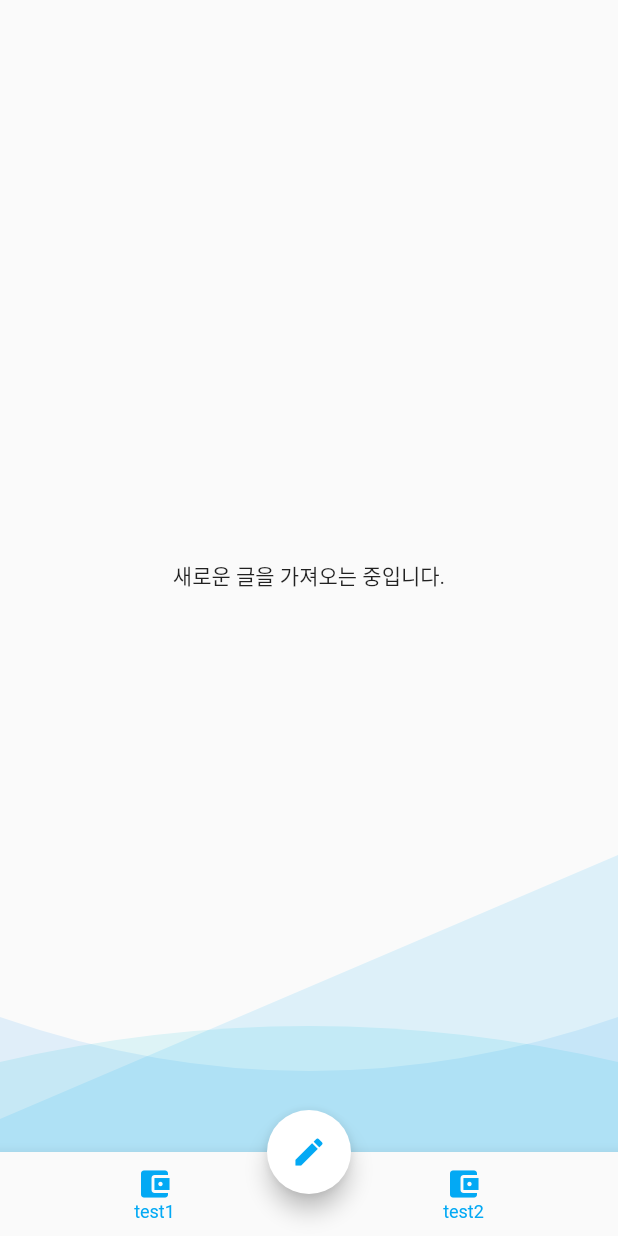
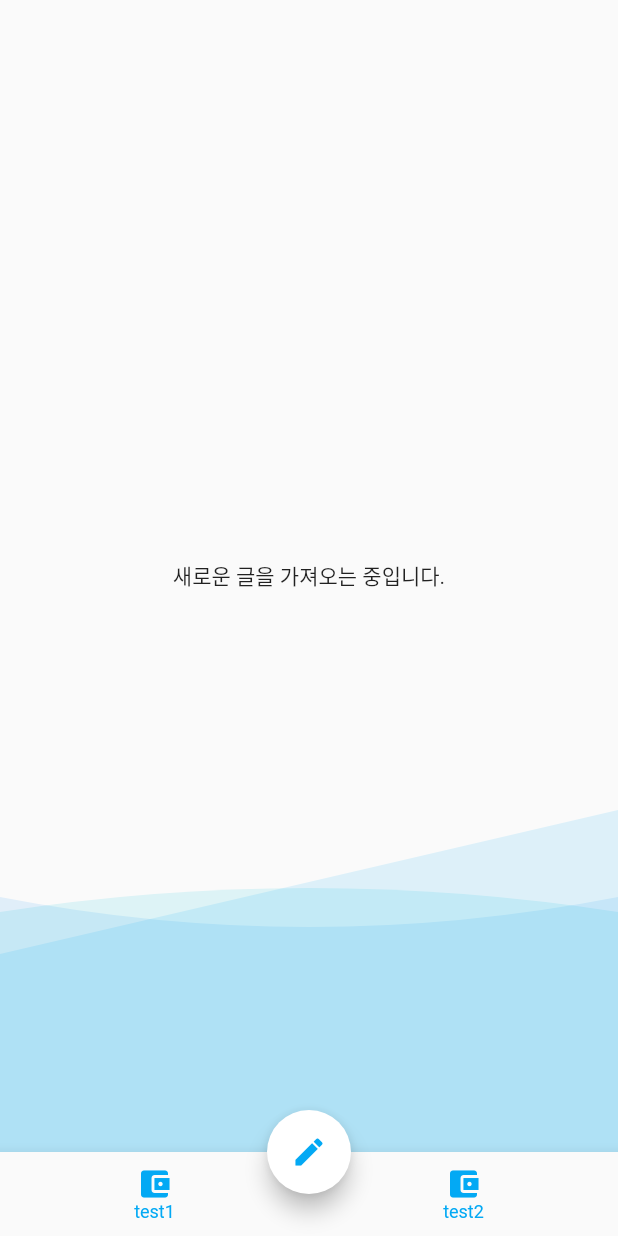
Before and after one commit to HwangSB/SimHae, a Flutter app: the screen it shows after launch, on a phone screen of 412 x 824 dp. Run offline on Flutter 3.47's test engine with Material 2 defaults, Android fonts, the phone set to English and light mode, and no system bars; our stand-ins replace simple_animations.

Commit message:
Update MainPage

```diff
--- a/lib/main.dart
+++ b/lib/main.dart
@@ -1,6 +1,5 @@
-import 'dart:math';
 import 'package:flutter/material.dart';
-import 'animated_wave.dart';
+import 'main_page.dart';
 
 void main() => runApp(MyApp());
 
@@ -8,123 +7,11 @@ class MyApp extends StatelessWidget {
   @override
   Widget build(BuildContext context) {
     return MaterialApp(
-      title: 'Flutter Demo',
+      title: 'Solution Challenge',
       theme: ThemeData(
         brightness: Brightness.light,
       ),
-      home: FancyBackgroundApp(),
+      home: MainPage(),
     );
   }
 }
-
-class FancyBackgroundApp extends StatelessWidget {
-  final List<Widget> pages = [
-    Center(
-      child: Text(
-        '"우리 딸아이가 떠나간지 5년째"',
-      ),
-    ),
-    Center(
-      child: Text(
-        '"돌아가신 엄마가 너무 보고싶어요"',
-      ),
-    ),
-  ];
-
-  @override
-  Widget build(BuildContext context) {
-    return Scaffold(
-      body: SafeArea(
-        child: Stack(
-          children: <Widget>[
-            Positioned.fill(
-              child: Test(),
-            ),
-            onBottom(AnimatedWave(
-              color: Colors.blue.withAlpha(30),
-              strength: 180,
-              speed: 1.0,
-            )),
-            onBottom(AnimatedWave(
-              color: Colors.cyan.withAlpha(30),
-              strength: 120,
-              speed: 0.9,
-              offset: pi,
-            )),
-            onBottom(AnimatedWave(
-              color: Colors.lightBlue.withAlpha(30),
-              strength: 220,
-              speed: 1.2,
-              offset: pi / 2,
-            )),
-          ],
-        ),
-      ),
-      bottomNavigationBar: BottomNavigationBar(
-        selectedItemColor: Colors.lightBlue,
-        unselectedItemColor: Colors.lightBlue,
-        selectedFontSize: 12,
-        unselectedFontSize: 12,
-        currentIndex: 0,
-        items: <BottomNavigationBarItem>[
-          BottomNavigationBarItem(
-            icon: Icon(
-              Icons.account_balance_wallet,
-              color: Colors.lightBlue,
-            ),
-            title: Text('test1'),
-          ),
-          BottomNavigationBarItem(
-            icon: Icon(
-              Icons.account_balance_wallet,
-              color: Colors.lightBlue,
-            ),
-            title: Text('test2'),
-          ),
-        ],
-      ),
-      floatingActionButton: FloatingActionButton(
-        backgroundColor: Colors.white,
-        onPressed: () {},
-        child: Icon(
-          Icons.edit,
-          color: Colors.lightBlue,
-        ),
-      ),
-      floatingActionButtonLocation: FloatingActionButtonLocation.centerDocked,
-    );
-  }
-
-  Positioned onBottom(Widget child) {
-    return Positioned.fill(
-      child: Align(
-        alignment: Alignment.bottomCenter,
-        child: child,
-      ),
-    );
-  }
-}
-
-class Test extends StatefulWidget {
-  Test({Key key}) : super(key: key);
-
-  @override
-  TestState createState() => TestState();
-}
-
-class TestState extends State<Test> {
-  @override
-  Widget build(BuildContext context) {
-    return Dismissible(
-      key: ValueKey(''),
-      direction: DismissDirection.startToEnd,
-      onDismissed: (DismissDirection direction) {},
-      background: Test(),
-      child: Center(
-        child: Text(
-          '새로운 글을 가져오는 중입니다.',
-        ),
-      ),
-    );
-  }
-}
--- /dev/null
+++ b/lib/main_page.dart
@@ -0,0 +1,106 @@
+import 'package:flutter/material.dart';
+import 'animated_wave.dart';
+import 'dart:math';
+
+class MainPage extends StatelessWidget {
+  @override
+  Widget build(BuildContext context) {
+    return Scaffold(
+      body: SafeArea(
+        child: Stack(
+          children: <Widget>[
+            Positioned.fill(
+              child: Test(),
+            ),
+            onBottom(AnimatedWave(
+              color: Colors.blue.withAlpha(30),
+              height: 120,
+              strength: 100,
+              speed: 1.0,
+              offset: 0,
+            )),
+            onBottom(AnimatedWave(
+              color: Colors.cyan.withAlpha(30),
+              height: 120,
+              strength: 80,
+              speed: 0.9,
+              offset: pi,
+            )),
+            onBottom(AnimatedWave(
+              color: Colors.lightBlue.withAlpha(30),
+              height: 120,
+              strength: 120,
+              speed: 1.2,
+              offset: pi / 2,
+            )),
+          ],
+        ),
+      ),
+      bottomNavigationBar: BottomNavigationBar(
+        selectedItemColor: Colors.lightBlue,
+        unselectedItemColor: Colors.lightBlue,
+        selectedFontSize: 12,
+        unselectedFontSize: 12,
+        currentIndex: 0,
+        items: <BottomNavigationBarItem>[
+          BottomNavigationBarItem(
+            icon: Icon(
+              Icons.account_balance_wallet,
+              color: Colors.lightBlue,
+            ),
+            title: Text('test1'),
+          ),
+          BottomNavigationBarItem(
+            icon: Icon(
+              Icons.account_balance_wallet,
+              color: Colors.lightBlue,
+            ),
+            title: Text('test2'),
+          ),
+        ],
+      ),
+      floatingActionButton: FloatingActionButton(
+        backgroundColor: Colors.white,
+        onPressed: () {},
+        child: Icon(
+          Icons.edit,
+          color: Colors.lightBlue,
+        ),
+      ),
+      floatingActionButtonLocation: FloatingActionButtonLocation.centerDocked,
+    );
+  }
+
+  Positioned onBottom(Widget child) {
+    return Positioned.fill(
+      child: Align(
+        alignment: Alignment.bottomCenter,
+        child: child,
+      ),
+    );
+  }
+}
+
+class Test extends StatefulWidget {
+  Test({Key key}) : super(key: key);
+
+  @override
+  TestState createState() => TestState();
+}
+
+class TestState extends State<Test> {
+  @override
+  Widget build(BuildContext context) {
+    return Dismissible(
+      key: ValueKey(''),
+      direction: DismissDirection.startToEnd,
+      onDismissed: (DismissDirection direction) {},
+      background: Test(),
+      child: Center(
+        child: Text(
+          '새로운 글을 가져오는 중입니다.',
+        ),
+      ),
+    );
+  }
+}
```
Also changed, not shown: lib/reply_page.dart (added, +109 -0 lines).
